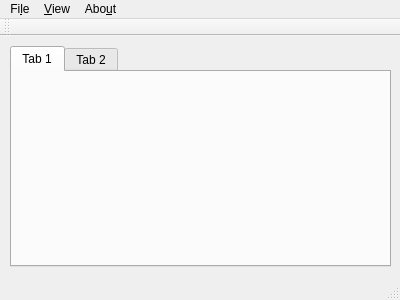
Qt form src/ui/forms/guibase.ui (Phortran/Myth) before a commit.
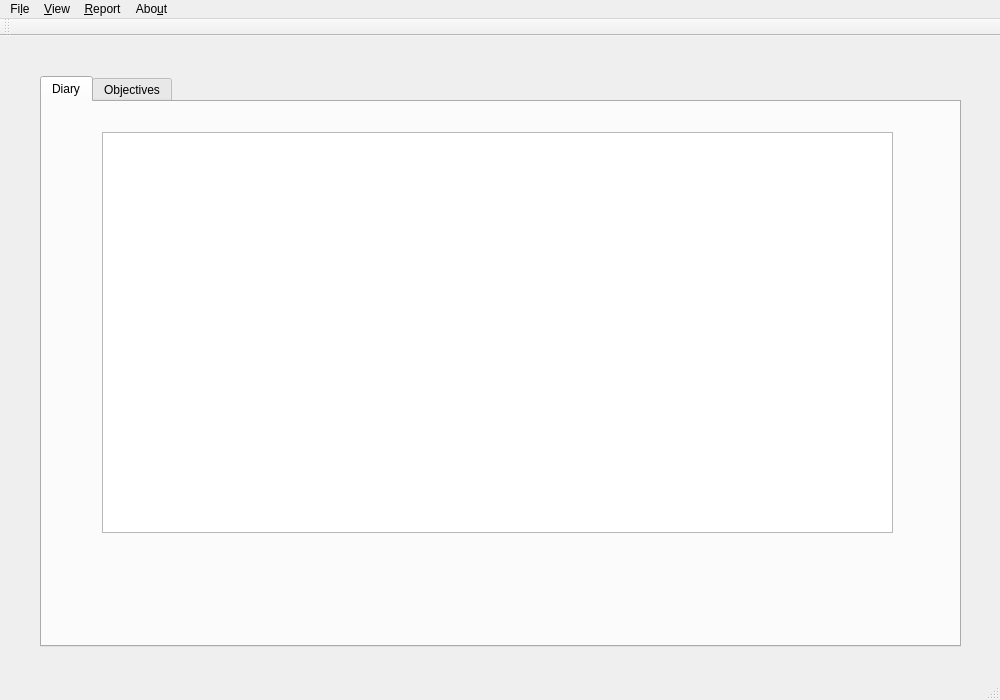
The same form after that commit. Icons and pictures are not drawn.

What changed in the file:
```diff
--- a/src/ui/forms/guibase.ui
+++ b/src/ui/forms/guibase.ui
@@ -6,8 +6,8 @@
    <rect>
     <x>0</x>
     <y>0</y>
-    <width>400</width>
-    <height>300</height>
+    <width>1000</width>
+    <height>700</height>
    </rect>
   </property>
   <property name="windowTitle">
@@ -17,10 +17,10 @@
    <widget class="QTabWidget" name="tabWidget">
     <property name="geometry">
      <rect>
-      <x>10</x>
-      <y>10</y>
-      <width>381</width>
-      <height>221</height>
+      <x>40</x>
+      <y>40</y>
+      <width>921</width>
+      <height>571</height>
      </rect>
     </property>
     <property name="cursor">
@@ -35,14 +35,47 @@
     <property name="currentIndex">
      <number>0</number>
     </property>
-    <widget class="QWidget" name="tab">
+    <widget class="QWidget" name="tabDiary">
+     <property name="sizePolicy">
+      <sizepolicy hsizetype="Preferred" vsizetype="Preferred">
+       <horstretch>0</horstretch>
+       <verstretch>0</verstretch>
+      </sizepolicy>
+     </property>
+     <property name="sizeIncrement">
+      <size>
+       <width>0</width>
+       <height>0</height>
+      </size>
+     </property>
+     <property name="baseSize">
+      <size>
+       <width>0</width>
+       <height>0</height>
+      </size>
+     </property>
+     <property name="font">
+      <font>
+       <strikeout>false</strikeout>
+      </font>
+     </property>
      <attribute name="title">
-      <string>Tab 1</string>
+      <string>Diary</string>
      </attribute>
+     <widget class="QListView" name="tableDay">
+      <property name="geometry">
+       <rect>
+        <x>60</x>
+        <y>30</y>
+        <width>791</width>
+        <height>401</height>
+       </rect>
+      </property>
+     </widget>
     </widget>
     <widget class="QWidget" name="tab_2">
      <attribute name="title">
-      <string>Tab 2</string>
+      <string>Objectives</string>
      </attribute>
     </widget>
    </widget>
@@ -52,7 +85,7 @@
     <rect>
      <x>0</x>
      <y>0</y>
-     <width>400</width>
+     <width>1000</width>
      <height>29</height>
     </rect>
    </property>
@@ -72,8 +105,15 @@
     </property>
     <addaction name="actionMyth"/>
    </widget>
+   <widget class="QMenu" name="menuReport">
+    <property name="title">
+     <string>&amp;Report</string>
+    </property>
+    <addaction name="actiong"/>
+   </widget>
    <addaction name="menuFile"/>
    <addaction name="menuView"/>
+   <addaction name="menuReport"/>
    <addaction name="menuAbout"/>
   </widget>
   <widget class="QToolBar" name="mainToolBar">
```
Left out of the diff: 49 changed lines with no effect on the pictures.
